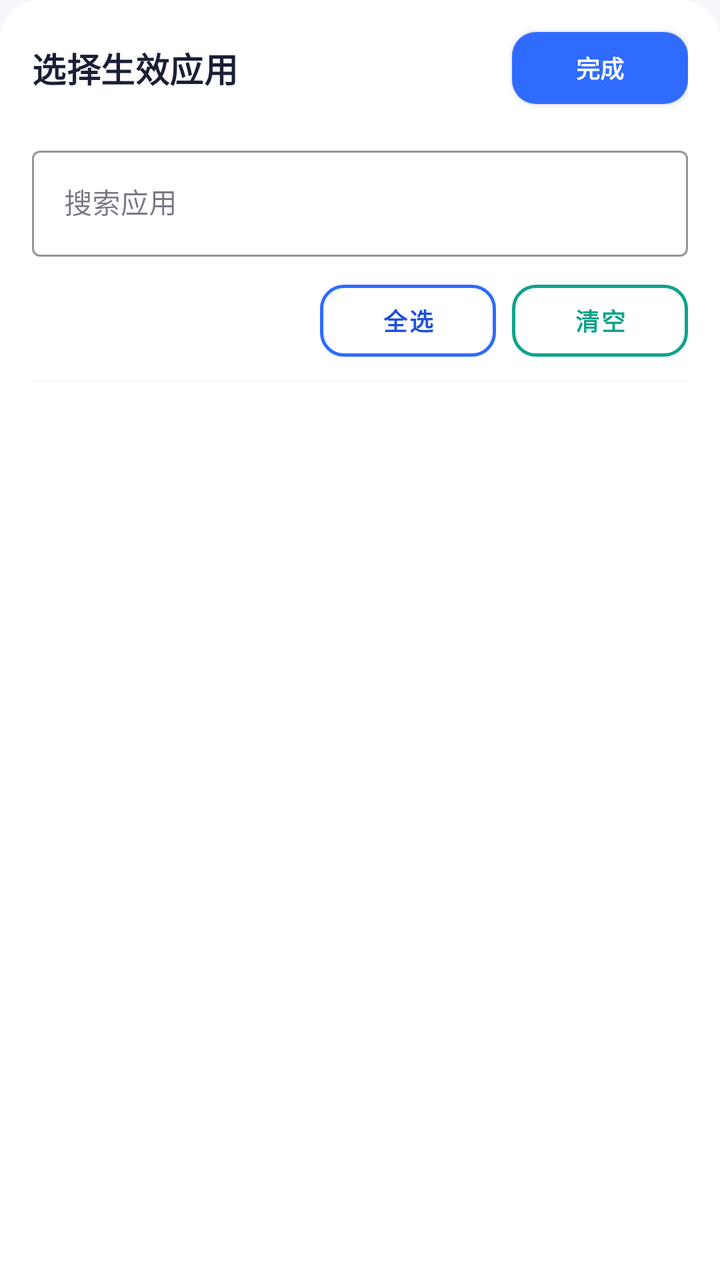
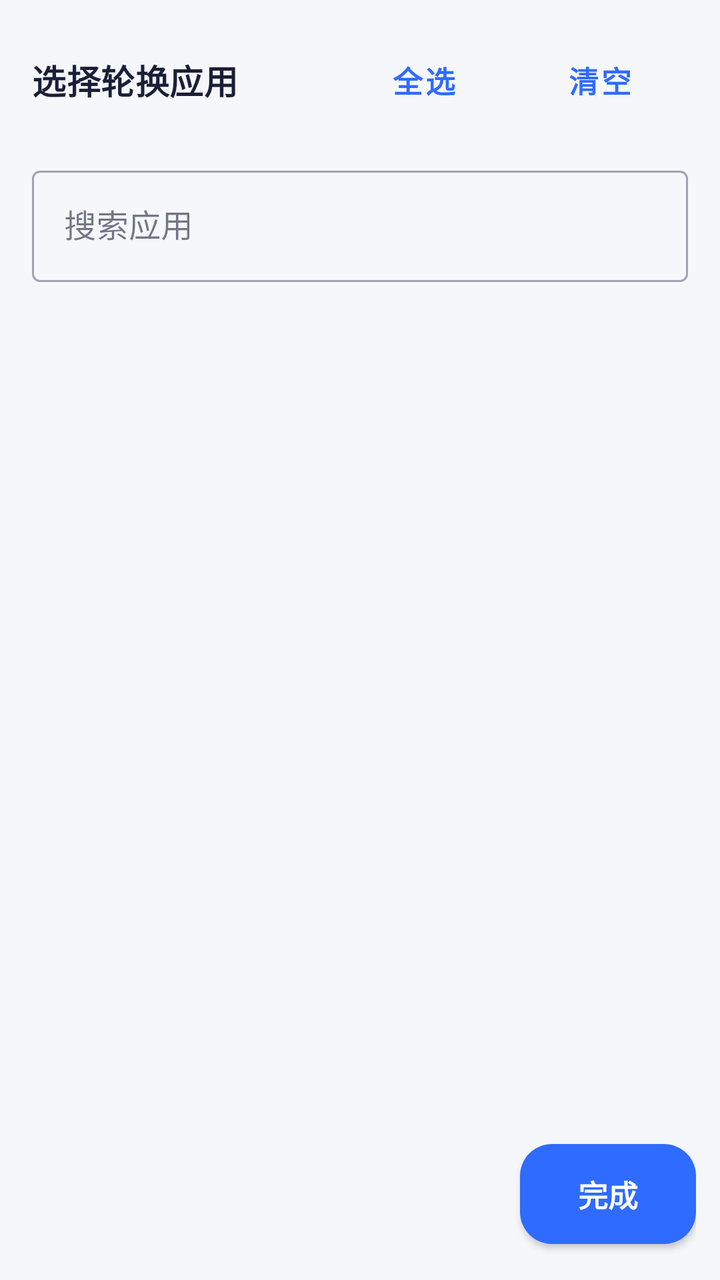

Two renders of the same Android screen: before a commit and after it. Below are the layout's source before the change and the commit's diff.
<!-- AndroidManifest.xml: application theme Theme.AutoScroll -->
<!-- res/layout/dialog_app_picker.xml -->
<?xml version="1.0" encoding="utf-8"?>
<LinearLayout xmlns:android="http://schemas.android.com/apk/res/android"
    xmlns:app="http://schemas.android.com/apk/res-auto"
    android:layout_width="match_parent"
    android:layout_height="wrap_content"
    android:orientation="vertical"
    android:background="@drawable/bottom_sheet_bg"
    android:paddingLeft="16dp"
    android:paddingRight="16dp"
    android:paddingTop="10dp"
    android:paddingBottom="16dp">

    
    <LinearLayout
        android:layout_width="match_parent"
        android:layout_height="wrap_content"
        android:orientation="horizontal"
        android:gravity="center_vertical"
        android:layout_marginBottom="12dp">

        <TextView
            android:layout_width="0dp"
            android:layout_height="wrap_content"
            android:layout_weight="1"
            android:text="@string/app_picker_title"
            android:textAppearance="@style/TextAppearance.Title"
            android:textSize="17sp" />

        <com.google.android.material.button.MaterialButton
            android:id="@+id/btnPickerDone"
            style="@style/AutoScrollButton"
            android:layout_width="wrap_content"
            android:layout_height="wrap_content"
            android:text="@string/app_picker_done"
            android:textSize="12sp"
            android:paddingLeft="18dp"
            android:paddingRight="18dp"
            android:paddingTop="8dp"
            android:paddingBottom="8dp"
            app:backgroundTint="@color/purple_500"
            app:cornerRadius="12dp" />
    </LinearLayout>

    
    <com.google.android.material.textfield.TextInputLayout
        android:layout_width="match_parent"
        android:layout_height="wrap_content"
        android:layout_marginBottom="8dp"
        style="@style/Widget.MaterialComponents.TextInputLayout.OutlinedBox"
        app:boxStrokeColor="@color/purple_500">

        <com.google.android.material.textfield.TextInputEditText
            android:id="@+id/etSearch"
            android:layout_width="match_parent"
            android:layout_height="wrap_content"
            android:hint="@string/app_picker_search_hint"
            android:inputType="text"
            android:imeOptions="actionDone"
            android:textSize="14sp" />
    </com.google.android.material.textfield.TextInputLayout>

    
    <LinearLayout
        android:layout_width="match_parent"
        android:layout_height="wrap_content"
        android:orientation="horizontal"
        android:gravity="center_vertical"
        android:layout_marginBottom="6dp">

        <TextView
            android:id="@+id/tvPickerCount"
            android:layout_width="0dp"
            android:layout_height="wrap_content"
            android:layout_weight="1"
            android:textSize="12sp"
            android:textColor="@color/text_hint" />

        <com.google.android.material.button.MaterialButton
            android:id="@+id/btnSelectAll"
            style="@style/AutoScrollButton.Outline"
            android:layout_width="wrap_content"
            android:layout_height="wrap_content"
            android:text="@string/app_picker_select_all"
            android:textSize="12sp"
            android:paddingLeft="14dp"
            android:paddingRight="14dp"
            android:paddingTop="6dp"
            android:paddingBottom="6dp"
            app:strokeColor="@color/purple_500"
            android:textColor="@color/purple_700"
            app:cornerRadius="12dp" />

        <com.google.android.material.button.MaterialButton
            android:id="@+id/btnClear"
            style="@style/AutoScrollButton.Outline"
            android:layout_width="wrap_content"
            android:layout_height="wrap_content"
            android:layout_marginStart="8dp"
            android:text="@string/app_picker_clear"
            android:textSize="12sp"
            android:paddingLeft="14dp"
            android:paddingRight="14dp"
            android:paddingTop="6dp"
            android:paddingBottom="6dp"
            app:strokeColor="@color/teal_700"
            android:textColor="@color/teal_700"
            app:cornerRadius="12dp" />
    </LinearLayout>

    <View
        android:layout_width="match_parent"
        android:layout_height="1px"
        android:background="@color/border"
        android:layout_marginBottom="4dp" />

    <androidx.recyclerview.widget.RecyclerView
        android:id="@+id/rvApps"
        android:layout_width="match_parent"
        android:layout_height="340dp"
        android:scrollbars="vertical"
        android:clipToPadding="false" />

    <TextView
        android:id="@+id/tvPickerEmpty"
        android:layout_width="match_parent"
        android:layout_height="wrap_content"
        android:gravity="center"
        android:paddingTop="28dp"
        android:paddingBottom="28dp"
        android:text="@string/app_picker_empty"
        android:textSize="13sp"
        android:textColor="@color/text_hint"
        android:visibility="gone" />

</LinearLayout>
<!-- resources referenced by this layout -->
<resources>
  <color name="border">#E2E7F2</color>
  <color name="purple_500">#2F6BFF</color>
  <color name="purple_700">#1E4FD8</color>
  <color name="teal_700">#0FA38B</color>
  <color name="text_hint">#98A1B8</color>
  <!-- drawable bottom_sheet_bg (drawable) -->
  <?xml version="1.0" encoding="utf-8"?>
  <shape xmlns:android="http://schemas.android.com/apk/res/android">
      <solid android:color="@color/white" />
      <corners
          android:topLeftRadius="20dp"
          android:topRightRadius="20dp" />
  </shape>
  <string name="app_picker_clear">清空</string>
  <string name="app_picker_done">完成</string>
  <string name="app_picker_empty">未找到匹配的应用</string>
  <string name="app_picker_search_hint">搜索应用</string>
  <string name="app_picker_select_all">全选</string>
  <string name="app_picker_title">选择生效应用</string>
  <style name="AutoScrollButton" parent="Widget.MaterialComponents.Button">
          <item name="cornerRadius">16dp</item>
          <item name="android:paddingTop">14dp</item>
          <item name="android:paddingBottom">14dp</item>
          <item name="android:textAppearance">?android:attr/textAppearanceButton</item>
          <item name="android:textSize">15sp</item>
          <item name="android:textStyle">bold</item>
          <item name="elevation">0dp</item>
          <item name="strokeWidth">0dp</item>
          <item name="rippleColor">@android:color/white</item>
      </style>
  <style name="AutoScrollButton.Outline" parent="Widget.MaterialComponents.Button.OutlinedButton">
          <item name="cornerRadius">16dp</item>
          <item name="android:paddingTop">14dp</item>
          <item name="android:paddingBottom">14dp</item>
          <item name="android:textSize">15sp</item>
          <item name="android:textStyle">bold</item>
          <item name="elevation">0dp</item>
          <item name="strokeWidth">1.5dp</item>
          <item name="strokeColor">@color/border</item>
      </style>
  <style name="TextAppearance.Title" parent="TextAppearance.MaterialComponents.Subtitle1">
          <item name="android:textColor">@color/text_primary</item>
          <item name="android:textStyle">bold</item>
      </style>
  <style name="Theme.AutoScroll" parent="Theme.MaterialComponents.DayNight.NoActionBar">
          <item name="colorPrimary">@color/purple_500</item>
          <item name="colorPrimaryVariant">@color/purple_700</item>
          <item name="colorOnPrimary">@color/white</item>
          <item name="colorSecondary">@color/teal_700</item>
          <item name="colorSecondaryVariant">@color/teal_700</item>
          <item name="colorOnSecondary">@color/white</item>
          <item name="colorSurface">@color/bg_card</item>
          <item name="colorOnSurface">@color/text_primary</item>
          <item name="android:windowBackground">@color/bg_page</item>
          <item name="android:statusBarColor">@color/bg_page</item>
          <item name="android:windowLightStatusBar" tools:targetApi="m">true</item>
          <item name="materialButtonStyle">@style/AutoScrollButton</item>
          <item name="materialCardViewStyle">@style/AutoScrollCard</item>
      </style>
  <color name="white">#FFFFFFFF</color>
  <color name="text_primary">#1A1F36</color>
  <color name="bg_card">#FFFFFF</color>
  <color name="bg_page">#F5F7FB</color>
  <style name="AutoScrollCard" parent="Widget.MaterialComponents.CardView">
          <item name="cardCornerRadius">20dp</item>
          <item name="cardElevation">0dp</item>
          <item name="strokeWidth">1dp</item>
          <item name="strokeColor">@color/border</item>
          <item name="cardBackgroundColor">@color/bg_card</item>
          <item name="cardUseCompatPadding">false</item>
      </style>
</resources>

<!-- the commit's change to res/layout/dialog_app_picker.xml (unified diff, before → after) -->
@@ -2,134 +2,80 @@
 <LinearLayout xmlns:android="http://schemas.android.com/apk/res/android"
     xmlns:app="http://schemas.android.com/apk/res-auto"
     android:layout_width="match_parent"
-    android:layout_height="wrap_content"
-    android:orientation="vertical"
-    android:background="@drawable/bottom_sheet_bg"
-    android:paddingLeft="16dp"
-    android:paddingRight="16dp"
-    android:paddingTop="10dp"
-    android:paddingBottom="16dp">
+    android:layout_height="match_parent"
+    android:orientation="vertical">
 
-    
     <LinearLayout
         android:layout_width="match_parent"
         android:layout_height="wrap_content"
         android:orientation="horizontal"
         android:gravity="center_vertical"
-        android:layout_marginBottom="12dp">
+        android:padding="16dp">
 
         <TextView
             android:layout_width="0dp"
             android:layout_height="wrap_content"
             android:layout_weight="1"
-            android:text="@string/app_picker_title"
+            android:text="@string/rotation_apps_title"
             android:textAppearance="@style/TextAppearance.Title"
             android:textSize="17sp" />
 
         <com.google.android.material.button.MaterialButton
-            android:id="@+id/btnPickerDone"
-            style="@style/AutoScrollButton"
+            android:id="@+id/btnAppPickerSelectAll"
+            style="@style/Widget.MaterialComponents.Button.TextButton"
             android:layout_width="wrap_content"
             android:layout_height="wrap_content"
-            android:text="@string/app_picker_done"
-            android:textSize="12sp"
-            android:paddingLeft="18dp"
-            android:paddingRight="18dp"
-            android:paddingTop="8dp"
-            android:paddingBottom="8dp"
-            app:backgroundTint="@color/purple_500"
-            app:cornerRadius="12dp" />
+            android:text="@string/app_picker_select_all" />
+
+        <com.google.android.material.button.MaterialButton
+            android:id="@+id/btnAppPickerClear"
+            style="@style/Widget.MaterialComponents.Button.TextButton"
+            android:layout_width="wrap_content"
+            android:layout_height="wrap_content"
+            android:text="@string/app_picker_clear" />
     </LinearLayout>
 
-    
     <com.google.android.material.textfield.TextInputLayout
         android:layout_width="match_parent"
         android:layout_height="wrap_content"
-        android:layout_marginBottom="8dp"
-        style="@style/Widget.MaterialComponents.TextInputLayout.OutlinedBox"
-        app:boxStrokeColor="@color/purple_500">
+        android:layout_marginStart="16dp"
+        android:layout_marginEnd="16dp"
+        android:hint="@string/app_picker_search_hint"
+        style="@style/Widget.MaterialComponents.TextInputLayout.OutlinedBox">
 
         <com.google.android.material.textfield.TextInputEditText
-            android:id="@+id/etSearch"
+            android:id="@+id/etAppSearch"
             android:layout_width="match_parent"
             android:layout_height="wrap_content"
-            android:hint="@string/app_picker_search_hint"
-            android:inputType="text"
-            android:imeOptions="actionDone"
-            android:textSize="14sp" />
+            android:inputType="text" />
     </com.google.android.material.textfield.TextInputLayout>
 
-    
+    <androidx.recyclerview.widget.RecyclerView
+        android:id="@+id/rvApps"
+        android:layout_width="match_parent"
+        android:layout_height="0dp"
+        android:layout_weight="1"
+        android:paddingTop="4dp" />
+
     <LinearLayout
         android:layout_width="match_parent"
         android:layout_height="wrap_content"
         android:orientation="horizontal"
-        android:gravity="center_vertical"
-        android:layout_marginBottom="6dp">
+        android:gravity="end|center_vertical"
+        android:padding="12dp">
 
         <TextView
-            android:id="@+id/tvPickerCount"
+            android:id="@+id/tvAppCount"
             android:layout_width="0dp"
             android:layout_height="wrap_content"
             android:layout_weight="1"
-            android:textSize="12sp"
-            android:textColor="@color/text_hint" />
+            android:textColor="@color/text_hint"
+            android:textSize="13sp" />
 
         <com.google.android.material.button.MaterialButton
-            android:id="@+id/btnSelectAll"
-            style="@style/AutoScrollButton.Outline"
+            android:id="@+id/btnAppPickerDone"
             android:layout_width="wrap_content"
             android:layout_height="wrap_content"
-            android:text="@string/app_picker_select_all"
-            android:textSize="12sp"
-            android:paddingLeft="14dp"
-            android:paddingRight="14dp"
-            android:paddingTop="6dp"
-            android:paddingBottom="6dp"
-            app:strokeColor="@color/purple_500"
-            android:textColor="@color/purple_700"
-            app:cornerRadius="12dp" />
-
-        <com.google.android.material.button.MaterialButton
-            android:id="@+id/btnClear"
-            style="@style/AutoScrollButton.Outline"
-            android:layout_width="wrap_content"
-            android:layout_height="wrap_content"
-            android:layout_marginStart="8dp"
-            android:text="@string/app_picker_clear"
-            android:textSize="12sp"
-            android:paddingLeft="14dp"
-            android:paddingRight="14dp"
-            android:paddingTop="6dp"
-            android:paddingBottom="6dp"
-            app:strokeColor="@color/teal_700"
-            android:textColor="@color/teal_700"
-            app:cornerRadius="12dp" />
+            android:text="@string/app_picker_done" />
     </LinearLayout>
-
-    <View
-        android:layout_width="match_parent"
-        android:layout_height="1px"
-        android:background="@color/border"
-        android:layout_marginBottom="4dp" />
-
-    <androidx.recyclerview.widget.RecyclerView
-        android:id="@+id/rvApps"
-        android:layout_width="match_parent"
-        android:layout_height="340dp"
-        android:scrollbars="vertical"
-        android:clipToPadding="false" />
-
-    <TextView
-        android:id="@+id/tvPickerEmpty"
-        android:layout_width="match_parent"
-        android:layout_height="wrap_content"
-        android:gravity="center"
-        android:paddingTop="28dp"
-        android:paddingBottom="28dp"
-        android:text="@string/app_picker_empty"
-        android:textSize="13sp"
-        android:textColor="@color/text_hint"
-        android:visibility="gone" />
-
 </LinearLayout>
<!-- resource entries referenced after the edit -->
@@ -5,20 +5,11 @@
   <color name="purple_700">#1E4FD8</color>
   <color name="teal_700">#0FA38B</color>
   <color name="text_hint">#98A1B8</color>
-  <!-- drawable bottom_sheet_bg (drawable) -->
-  <?xml version="1.0" encoding="utf-8"?>
-  <shape xmlns:android="http://schemas.android.com/apk/res/android">
-      <solid android:color="@color/white" />
-      <corners
-          android:topLeftRadius="20dp"
-          android:topRightRadius="20dp" />
-  </shape>
   <string name="app_picker_clear">清空</string>
   <string name="app_picker_done">完成</string>
-  <string name="app_picker_empty">未找到匹配的应用</string>
   <string name="app_picker_search_hint">搜索应用</string>
   <string name="app_picker_select_all">全选</string>
-  <string name="app_picker_title">选择生效应用</string>
+  <string name="rotation_apps_title">选择轮换应用</string>
   <style name="AutoScrollButton" parent="Widget.MaterialComponents.Button">
           <item name="cornerRadius">16dp</item>
           <item name="android:paddingTop">14dp</item>
@@ -29,16 +20,6 @@
           <item name="elevation">0dp</item>
           <item name="strokeWidth">0dp</item>
           <item name="rippleColor">@android:color/white</item>
-      </style>
-  <style name="AutoScrollButton.Outline" parent="Widget.MaterialComponents.Button.OutlinedButton">
-          <item name="cornerRadius">16dp</item>
-          <item name="android:paddingTop">14dp</item>
-          <item name="android:paddingBottom">14dp</item>
-          <item name="android:textSize">15sp</item>
-          <item name="android:textStyle">bold</item>
-          <item name="elevation">0dp</item>
-          <item name="strokeWidth">1.5dp</item>
-          <item name="strokeColor">@color/border</item>
       </style>
   <style name="TextAppearance.Title" parent="TextAppearance.MaterialComponents.Subtitle1">
           <item name="android:textColor">@color/text_primary</item>
